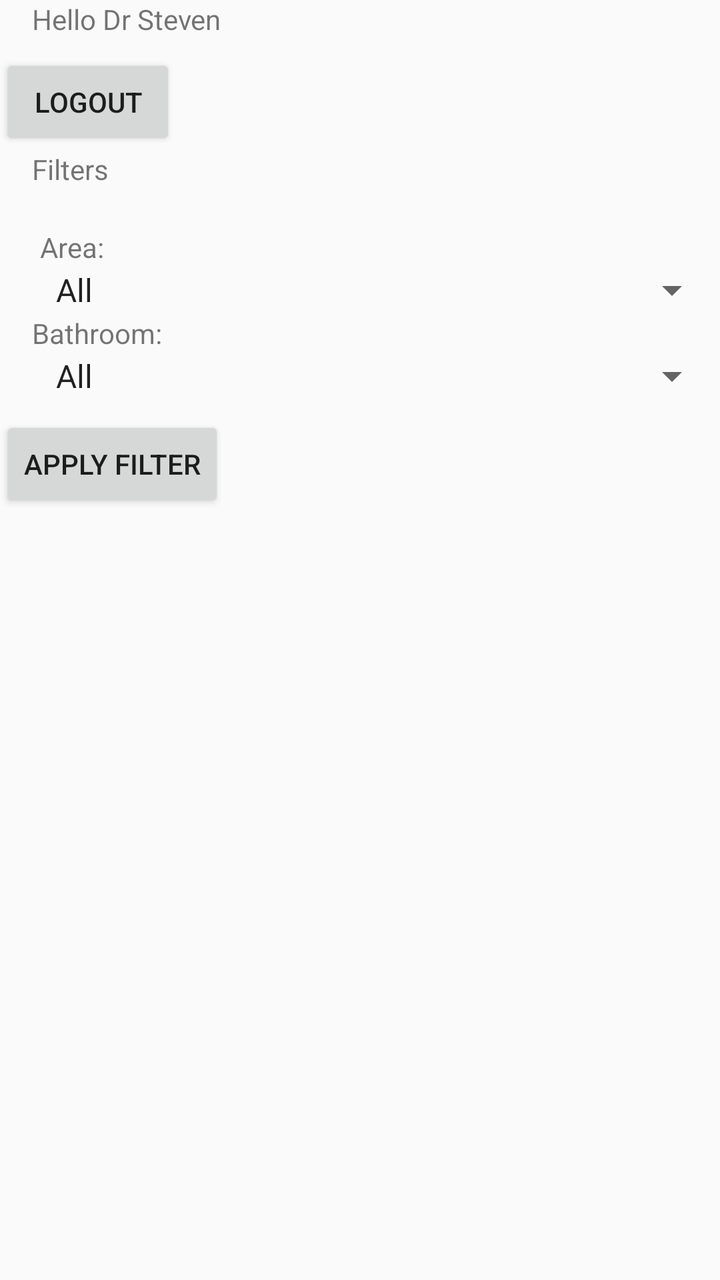
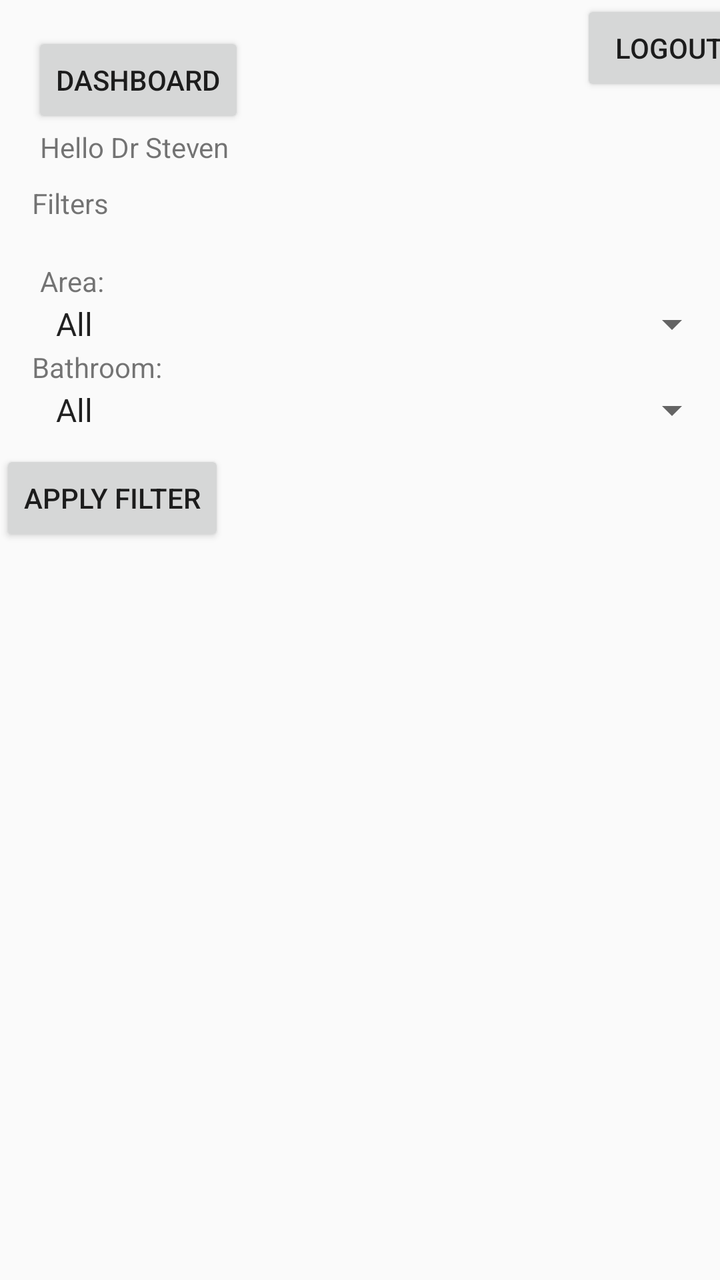

An Android layout rendered at two revisions. The XML below is the earlier revision; the diff shows what the commit changed to produce the second picture.
<!-- AndroidManifest.xml: activity theme Theme.SBA_Application -->
<!-- res/layout/activity_main.xml -->
<androidx.constraintlayout.widget.ConstraintLayout
    xmlns:android="http://schemas.android.com/apk/res/android"
    xmlns:app="http://schemas.android.com/apk/res-auto"
    xmlns:tools="http://schemas.android.com/tools"
    android:layout_width="match_parent"
    android:layout_height="match_parent"
    tools:context=".MainActivity">

    <TextView
        android:id="@+id/user_details"
        android:layout_width="wrap_content"
        android:layout_height="wrap_content"
        android:layout_marginStart="16dp"
        android:text="Hello Dr Steven"
        app:layout_constraintStart_toStartOf="parent"
        app:layout_constraintTop_toTopOf="parent" />

    <Button
        android:id="@+id/logout"
        android:layout_width="wrap_content"
        android:layout_height="wrap_content"
        android:layout_marginTop="8dp"
        android:text="@string/logout"

        app:layout_constraintTop_toBottomOf="@id/user_details"
        tools:layout_editor_absoluteX="302dp"
        tools:ignore="MissingConstraints" />

    <TextView
        android:id="@+id/hosts"
        android:layout_width="wrap_content"
        android:layout_height="wrap_content"
        android:layout_marginStart="16dp"
        android:text="Filters"
        app:layout_constraintStart_toStartOf="parent"
        app:layout_constraintTop_toBottomOf="@id/logout" />

    <TextView
        android:id="@+id/AreaFilLabel"
        android:layout_width="wrap_content"
        android:layout_height="wrap_content"
        android:layout_marginStart="20dp"
        android:layout_marginTop="20dp"
        android:text="Area:"
        app:layout_constraintStart_toStartOf="parent"
        app:layout_constraintTop_toBottomOf="@id/hosts" />

    <TextView
        android:id="@+id/BathroomFilLabel"
        android:layout_width="wrap_content"
        android:layout_height="wrap_content"
        android:layout_marginStart="16dp"
        android:text="Bathroom:"
        app:layout_constraintStart_toStartOf="parent"
        app:layout_constraintTop_toBottomOf="@id/spinnerArea" />

    

    <Spinner
        android:id="@+id/spinnerArea"
        android:layout_width="match_parent"
        android:layout_height="wrap_content"
        android:layout_marginStart="20dp"
        android:layout_marginTop="0dp"

        android:entries="@array/areas_array"
        app:layout_constraintTop_toBottomOf="@+id/AreaFilLabel"
        tools:layout_editor_absoluteX="8dp" />

    <Button
        android:id="@+id/buttonFilter"
        android:layout_width="wrap_content"
        android:layout_height="wrap_content"
        android:layout_margin="8dp"
        android:layout_marginTop="8dp"
        android:text="Apply Filter"
        app:layout_constraintTop_toBottomOf="@+id/spinnerBathroom"
        tools:ignore="MissingConstraints"
        tools:layout_editor_absoluteX="16dp" />

    <androidx.recyclerview.widget.RecyclerView
        android:id="@+id/my_recycler_view"
        android:layout_width="match_parent"
        android:layout_height="wrap_content"
        android:layout_marginStart="8dp"
        android:layout_marginTop="4dp"
        android:clipToPadding="false"
        app:layout_constraintStart_toStartOf="parent"
        app:layout_constraintTop_toBottomOf="@+id/buttonFilter" />

    <Spinner
        android:id="@+id/spinnerBathroom"
        android:layout_width="match_parent"
        android:layout_height="wrap_content"
        android:layout_marginStart="20dp"
        android:layout_marginTop="0dp"

        android:entries="@array/bathroom_array"
        app:layout_constraintTop_toBottomOf="@+id/BathroomFilLabel"
        tools:layout_editor_absoluteX="8dp" />


</androidx.constraintlayout.widget.ConstraintLayout>
<!-- resources referenced by this layout -->
<resources>
  <string-array name="areas_array">
          <item>All</item>
          <item>Hout Bay</item>
          <item>Other Area</item>
      </string-array>
  <string-array name="bathroom_array">
          <item>All</item>
          <item>Shared</item>
          <item>Private</item>
      </string-array>
  <string name="logout">Logout</string>
  <style name="Theme.SBA_Application" parent="android:Theme.Material.Light.NoActionBar" />
</resources>

<!-- the commit's change to res/layout/activity_main.xml (unified diff, before → after) -->
@@ -6,34 +6,46 @@
     android:layout_height="match_parent"
     tools:context=".MainActivity">
 
+    <Button
+        android:id="@+id/ReturnBtn"
+        android:layout_width="wrap_content"
+        android:layout_height="wrap_content"
+        android:layout_marginStart="16dp"
+        android:layout_marginTop="16dp"
+        android:text="Dashboard"
+        app:layout_constraintStart_toStartOf="parent"
+        app:layout_constraintTop_toTopOf="parent" />
+
     <TextView
         android:id="@+id/user_details"
         android:layout_width="wrap_content"
         android:layout_height="wrap_content"
-        android:layout_marginStart="16dp"
+        android:layout_marginStart="20dp"
         android:text="Hello Dr Steven"
         app:layout_constraintStart_toStartOf="parent"
-        app:layout_constraintTop_toTopOf="parent" />
+        app:layout_constraintTop_toBottomOf="@id/ReturnBtn" />
 
     <Button
         android:id="@+id/logout"
         android:layout_width="wrap_content"
         android:layout_height="wrap_content"
-        android:layout_marginTop="8dp"
+        android:layout_marginStart="168dp"
+
+
         android:text="@string/logout"
-
-        app:layout_constraintTop_toBottomOf="@id/user_details"
-        tools:layout_editor_absoluteX="302dp"
-        tools:ignore="MissingConstraints" />
+        app:layout_constraintStart_toEndOf="@+id/ReturnBtn"
+        tools:ignore="MissingConstraints"
+        tools:layout_editor_absoluteY="16dp" />
 
     <TextView
         android:id="@+id/hosts"
         android:layout_width="wrap_content"
         android:layout_height="wrap_content"
         android:layout_marginStart="16dp"
+        android:layout_marginTop="9dp"
         android:text="Filters"
         app:layout_constraintStart_toStartOf="parent"
-        app:layout_constraintTop_toBottomOf="@id/logout" />
+        app:layout_constraintTop_toBottomOf="@+id/user_details" />
 
     <TextView
         android:id="@+id/AreaFilLabel"
